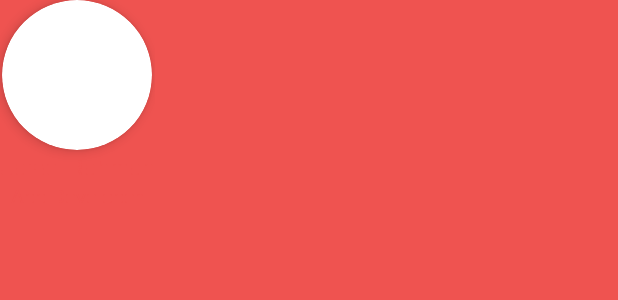
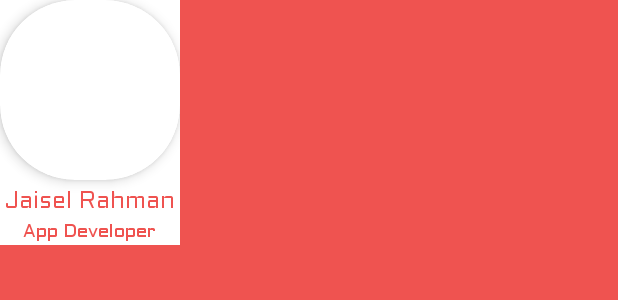
Before and after one commit to jaiselrahman/Falminius2k19, an Android app: the layout graph_node.xml on its own in the app's theme, with its tools: preview values and no code run, on a phone screen of 412 x 824 dp. Shown: the top 300 px of the screen. Run offline under Robolectric (Android 15) with nearby library versions, the phone set to English and light mode, and no system bars.

Commit message:
Update coordinator layout

```diff
--- a/app/src/main/java/app/flaminius/flaminius2k19/CoordinatorsActivity.java
+++ b/app/src/main/java/app/flaminius/flaminius2k19/CoordinatorsActivity.java
@@ -49,8 +49,8 @@ public class CoordinatorsActivity extends AppCompatActivity {
         Node vicePresident = new Node(new Coordinator(R.drawable.ob_president_vice, "Rishi", "Vice President", "7338992387"));
         Node secretary = new Node(new Coordinator(R.drawable.ob_secretary, "Arun Kumar", "Secretary", "6380667500"));
         Node jointSecretary = new Node(new Coordinator(R.drawable.ob_secretary_joint, "DD", "Joint Secretary", "9150870665"));
-        Node coordinator = new Node(new Coordinator(R.drawable.ob_coordinator, "Ajith Kumar", "Coordinator", "9840543412"));
-        Node jointCoordinator = new Node(new Coordinator(R.drawable.ob_coordinator_joint, "Avinash", "Joint Coordinator", "8939069993"));
+        Node coordinator = new Node(new Coordinator(R.drawable.ob_coordinator, "Ajith Kumar", "Event Coordinator", "9840543412"));
+        Node jointCoordinator = new Node(new Coordinator(R.drawable.ob_coordinator_joint, "Avinash", "Joint Event Coordinator", "8939069993"));
         Node treasurer = new Node(new Coordinator(R.drawable.ic_call, "Vishnu Priya", "Treasurer", "000000000"));
         Node joinTreasurer = new Node(new Coordinator(R.drawable.ob_treasurer_joint, "Saravanan", "Joint Treasurer", "9600196579"));
 
--- a/app/src/main/res/layout/graph_node.xml
+++ b/app/src/main/res/layout/graph_node.xml
@@ -6,11 +6,11 @@
     android:layout_height="wrap_content"
     android:gravity="center"
     android:orientation="vertical"
-    android:clipChildren="false">
+    tools:background="@android:color/white">
 
     <androidx.cardview.widget.CardView
-        android:layout_width="100dp"
-        android:layout_height="100dp"
+        android:layout_width="120dp"
+        android:layout_height="120dp"
         app:cardCornerRadius="50dp"
         app:cardElevation="5dp">
 
@@ -24,17 +24,19 @@
         android:id="@+id/name"
         android:layout_width="wrap_content"
         android:layout_height="wrap_content"
+        android:layout_marginTop="2dp"
         android:maxLines="1"
-        android:paddingTop="2dp"
         android:textAppearance="@style/TextAppearance.AppCompat.Small"
         android:textColor="@color/colorPrimary"
-        android:textSize="14sp"
+        android:textSize="16sp"
         tools:text="Jaisel Rahman" />
 
     <TextView
         android:id="@+id/designation"
         android:layout_width="wrap_content"
         android:layout_height="wrap_content"
+        android:gravity="center"
+        android:maxWidth="100dp"
         android:textColor="@color/colorPrimary"
         android:textSize="12sp"
         tools:text="App Developer" />
```
